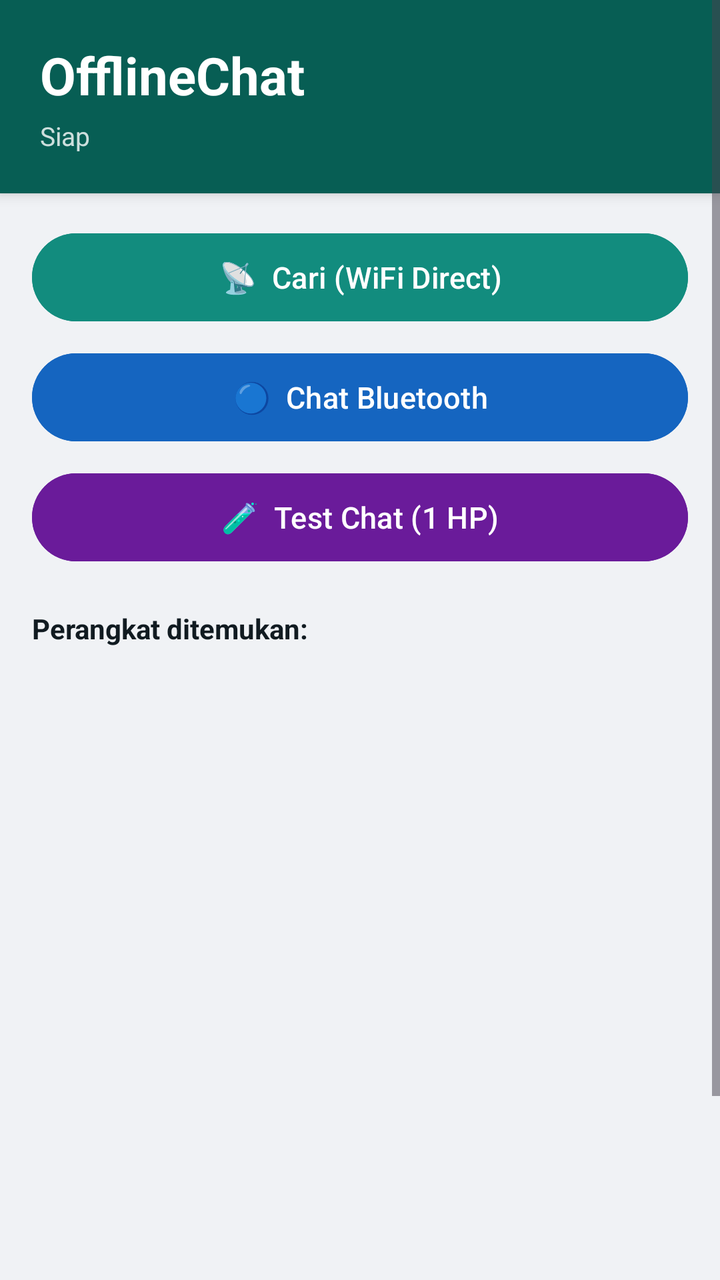
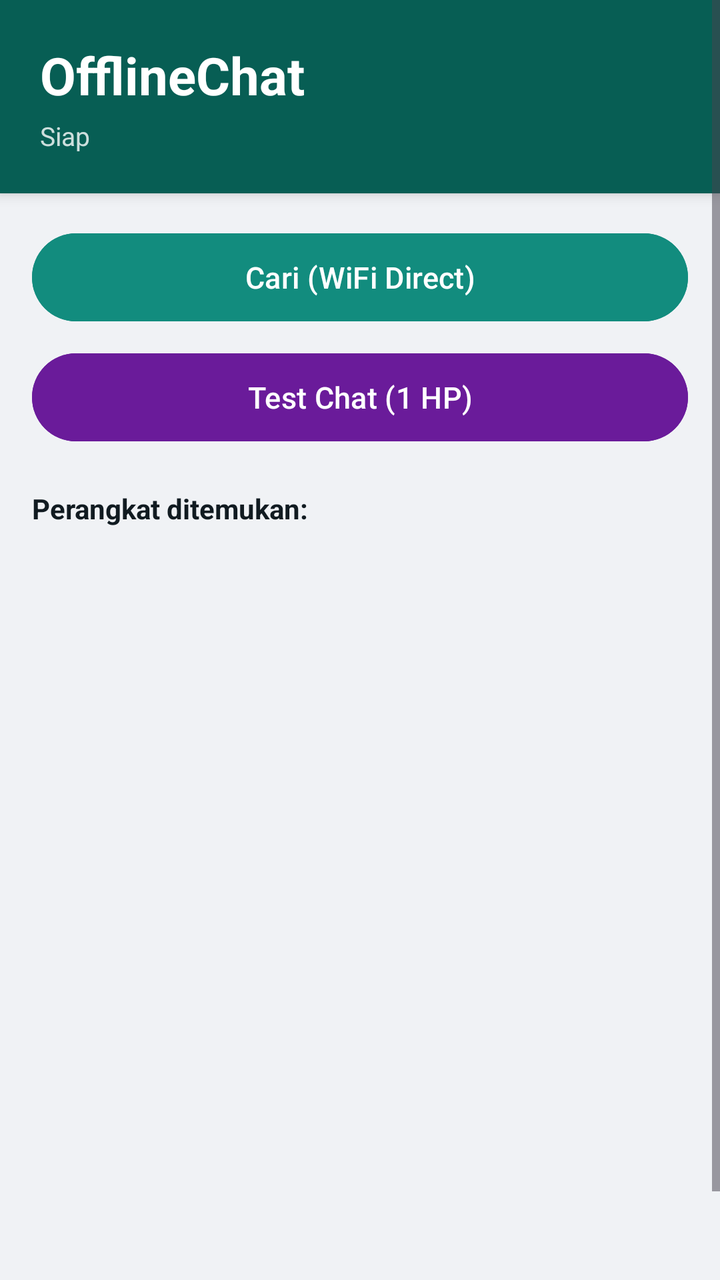

Two renders of the same Android screen: before a commit and after it. Below are the layout's source before the change and the commit's diff.
<!-- AndroidManifest.xml: application theme Theme.Material3.DayNight.NoActionBar -->
<!-- res/layout/activity_main.xml -->
<?xml version="1.0" encoding="utf-8"?>
<ScrollView xmlns:android="http://schemas.android.com/apk/res/android"
    android:layout_width="match_parent"
    android:layout_height="match_parent"
    android:background="#F0F2F5">

<LinearLayout
    android:layout_width="match_parent"
    android:layout_height="wrap_content"
    android:orientation="vertical">

    
    <LinearLayout
        android:layout_width="match_parent"
        android:layout_height="wrap_content"
        android:background="@drawable/header_bg"
        android:orientation="vertical"
        android:padding="20dp"
        android:elevation="4dp">

        <TextView
            android:layout_width="match_parent"
            android:layout_height="wrap_content"
            android:text="OfflineChat"
            android:textColor="#FFFFFF"
            android:textSize="26sp"
            android:textStyle="bold" />

        <TextView
            android:id="@+id/statusText"
            android:layout_width="match_parent"
            android:layout_height="wrap_content"
            android:text="Siap"
            android:textColor="#CCFFFFFF"
            android:textSize="13sp"
            android:paddingTop="4dp" />
    </LinearLayout>

    <LinearLayout
        android:layout_width="match_parent"
        android:layout_height="wrap_content"
        android:orientation="vertical"
        android:padding="16dp">

        <Button
            android:id="@+id/btnScan"
            android:layout_width="match_parent"
            android:layout_height="52dp"
            android:text="📡  Cari (WiFi Direct)"
            android:textSize="15sp"
            android:backgroundTint="@color/brand_green_light"
            android:textColor="#FFFFFF" />

        <Button
            android:id="@+id/btnOpenChat"
            android:layout_width="match_parent"
            android:layout_height="52dp"
            android:layout_marginTop="8dp"
            android:text="💬  Buka Chat"
            android:textSize="15sp"
            android:backgroundTint="@color/brand_accent"
            android:textColor="#FFFFFF"
            android:visibility="gone" />

        <Button
            android:id="@+id/btnDisconnect"
            android:layout_width="match_parent"
            android:layout_height="52dp"
            android:layout_marginTop="8dp"
            android:text="❌  Putuskan Koneksi"
            android:textSize="15sp"
            android:backgroundTint="#E53935"
            android:textColor="#FFFFFF"
            android:visibility="gone" />

        <Button
            android:id="@+id/btnBluetooth"
            android:layout_width="match_parent"
            android:layout_height="52dp"
            android:layout_marginTop="8dp"
            android:text="🔵  Chat Bluetooth"
            android:textSize="15sp"
            android:backgroundTint="#1565C0"
            android:textColor="#FFFFFF" />

        <Button
            android:id="@+id/btnTestChat"
            android:layout_width="match_parent"
            android:layout_height="52dp"
            android:layout_marginTop="8dp"
            android:text="🧪  Test Chat (1 HP)"
            android:textSize="15sp"
            android:backgroundTint="#6A1B9A"
            android:textColor="#FFFFFF" />

        <TextView
            android:layout_width="match_parent"
            android:layout_height="wrap_content"
            android:text="Perangkat ditemukan:"
            android:paddingTop="20dp"
            android:paddingBottom="8dp"
            android:textStyle="bold"
            android:textSize="14sp"
            android:textColor="@color/text_primary" />

        <androidx.recyclerview.widget.RecyclerView
            android:id="@+id/peerList"
            android:layout_width="match_parent"
            android:layout_height="400dp" />
    </LinearLayout>
</LinearLayout>
</ScrollView>
<!-- resources referenced by this layout -->
<resources>
  <color name="brand_accent">#25D366</color>
  <color name="brand_green_light">#128C7E</color>
  <color name="text_primary">#111B21</color>
  <!-- drawable header_bg (drawable) -->
  <?xml version="1.0" encoding="utf-8"?>
  <shape xmlns:android="http://schemas.android.com/apk/res/android"
      android:shape="rectangle">
      <solid android:color="@color/brand_green" />
  </shape>
  <color name="brand_green">#075E54</color>
</resources>

<!-- the commit's change to res/layout/activity_main.xml (unified diff, before → after) -->
@@ -9,7 +9,6 @@
     android:layout_height="wrap_content"
     android:orientation="vertical">
 
-    
     <LinearLayout
         android:layout_width="match_parent"
         android:layout_height="wrap_content"
@@ -46,7 +45,7 @@
             android:id="@+id/btnScan"
             android:layout_width="match_parent"
             android:layout_height="52dp"
-            android:text="📡  Cari (WiFi Direct)"
+            android:text="Cari (WiFi Direct)"
             android:textSize="15sp"
             android:backgroundTint="@color/brand_green_light"
             android:textColor="#FFFFFF" />
@@ -56,7 +55,7 @@
             android:layout_width="match_parent"
             android:layout_height="52dp"
             android:layout_marginTop="8dp"
-            android:text="💬  Buka Chat"
+            android:text="Buka Chat"
             android:textSize="15sp"
             android:backgroundTint="@color/brand_accent"
             android:textColor="#FFFFFF"
@@ -67,28 +66,18 @@
             android:layout_width="match_parent"
             android:layout_height="52dp"
             android:layout_marginTop="8dp"
-            android:text="❌  Putuskan Koneksi"
+            android:text="Putuskan Koneksi"
             android:textSize="15sp"
             android:backgroundTint="#E53935"
             android:textColor="#FFFFFF"
             android:visibility="gone" />
 
         <Button
-            android:id="@+id/btnBluetooth"
-            android:layout_width="match_parent"
-            android:layout_height="52dp"
-            android:layout_marginTop="8dp"
-            android:text="🔵  Chat Bluetooth"
-            android:textSize="15sp"
-            android:backgroundTint="#1565C0"
-            android:textColor="#FFFFFF" />
-
-        <Button
             android:id="@+id/btnTestChat"
             android:layout_width="match_parent"
             android:layout_height="52dp"
             android:layout_marginTop="8dp"
-            android:text="🧪  Test Chat (1 HP)"
+            android:text="Test Chat (1 HP)"
             android:textSize="15sp"
             android:backgroundTint="#6A1B9A"
             android:textColor="#FFFFFF" />
